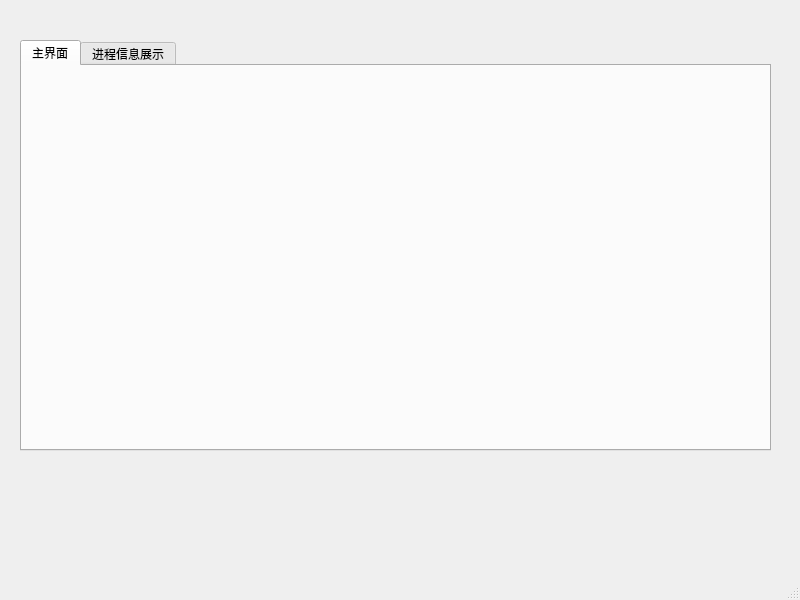
Fotiligner/OSproject, file main_test.ui: the form before one commit.
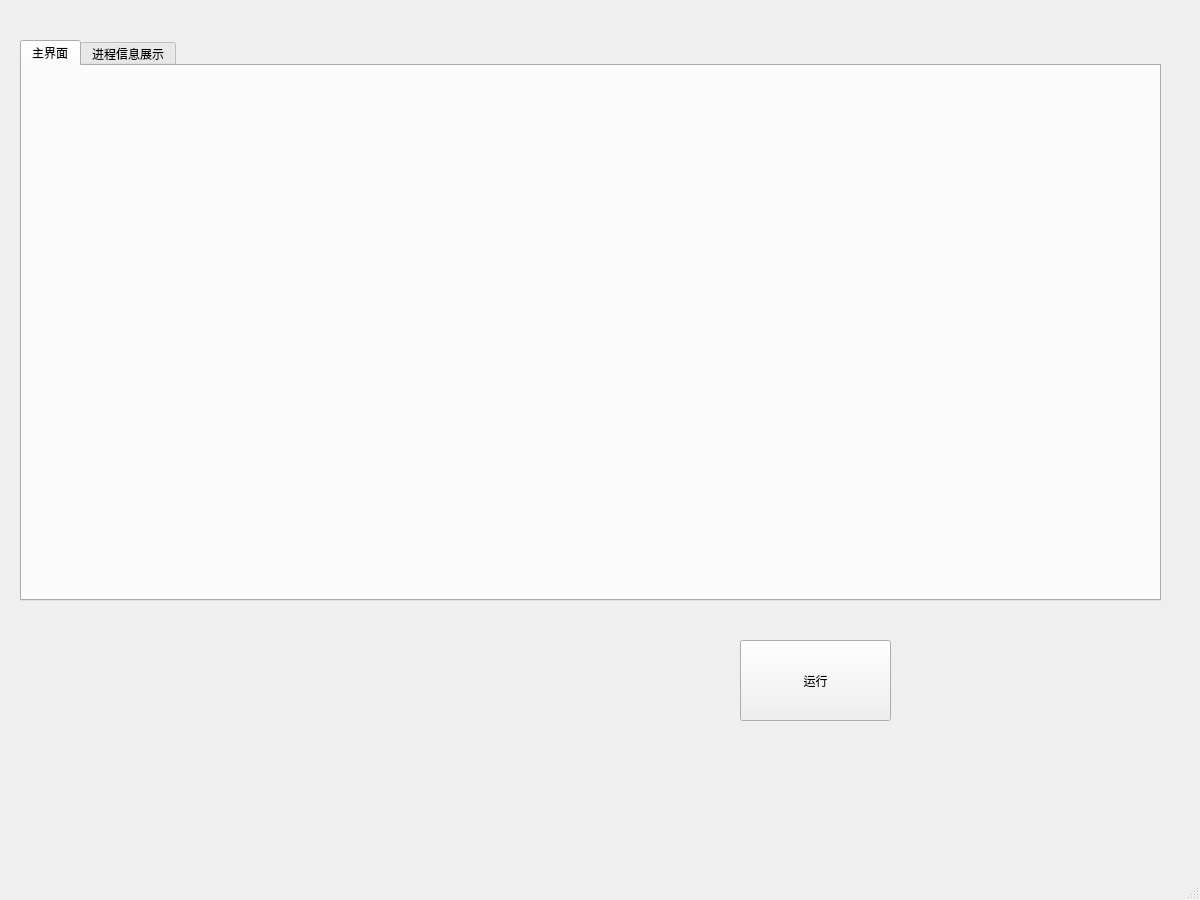
The form after the commit. The open tabs and pages were chosen to show the change.

```diff
--- a/main_test.ui
+++ b/main_test.ui
@@ -2,14 +2,29 @@
 <ui version="4.0">
  <class>MainWindow</class>
  <widget class="QMainWindow" name="MainWindow">
+  <property name="enabled">
+   <bool>true</bool>
+  </property>
   <property name="geometry">
    <rect>
     <x>0</x>
     <y>0</y>
-    <width>800</width>
-    <height>600</height>
+    <width>1200</width>
+    <height>900</height>
    </rect>
   </property>
+  <property name="minimumSize">
+   <size>
+    <width>1200</width>
+    <height>900</height>
+   </size>
+  </property>
+  <property name="maximumSize">
+   <size>
+    <width>1200</width>
+    <height>900</height>
+   </size>
+  </property>
   <property name="windowTitle">
    <string>MainWindow</string>
   </property>
@@ -19,8 +34,8 @@
      <rect>
       <x>20</x>
       <y>40</y>
-      <width>751</width>
-      <height>411</height>
+      <width>1141</width>
+      <height>561</height>
      </rect>
     </property>
     <property name="currentIndex">
@@ -37,16 +52,19 @@
      </attribute>
     </widget>
    </widget>
-  </widget>
-  <widget class="QMenuBar" name="menubar">
-   <property name="geometry">
-    <rect>
-     <x>0</x>
-     <y>0</y>
-     <width>800</width>
-     <height>26</height>
-    </rect>
-   </property>
+   <widget class="QPushButton" name="pushButton">
+    <property name="geometry">
+     <rect>
+      <x>740</x>
+      <y>640</y>
+      <width>151</width>
+      <height>81</height>
+     </rect>
+    </property>
+    <property name="text">
+     <string>运行</string>
+    </property>
+   </widget>
   </widget>
   <widget class="QStatusBar" name="statusbar"/>
  </widget>
```
Left out of the diff: 4 changed lines with no effect on the pictures.
